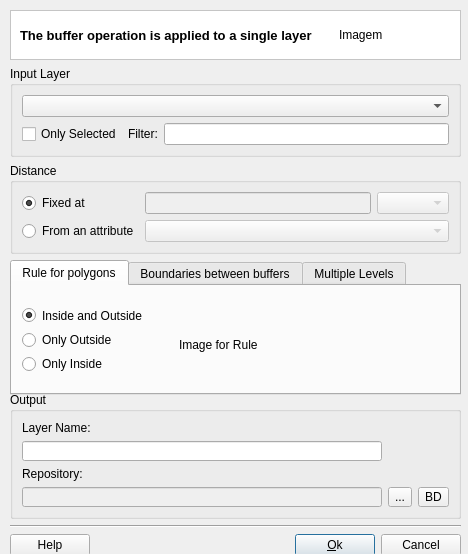
This is src/terralib/vp/qt/ui/BufferDialogForm.ui in claudiobogossian/terralib5 as Qt 5 draws it before an edit. The edited form follows.
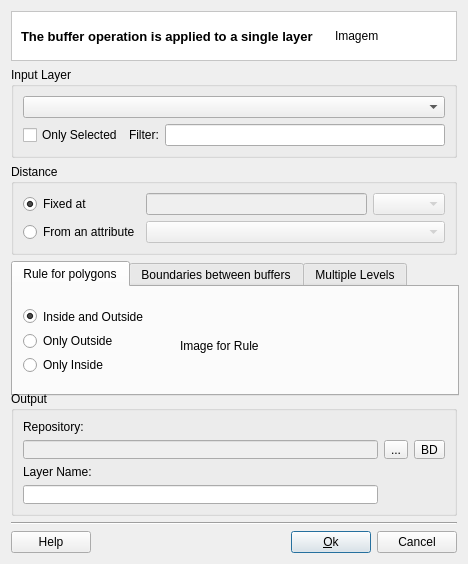
This is the edited form. Custom widgets are drawn as their Qt base class.

```diff
--- a/src/terralib/vp/qt/ui/BufferDialogForm.ui
+++ b/src/terralib/vp/qt/ui/BufferDialogForm.ui
@@ -7,21 +7,20 @@
     <x>0</x>
     <y>0</y>
     <width>468</width>
-    <height>554</height>
+    <height>564</height>
    </rect>
   </property>
+  <property name="minimumSize">
+   <size>
+    <width>468</width>
+    <height>564</height>
+   </size>
+  </property>
   <property name="windowTitle">
    <string>Buffer</string>
   </property>
-  <widget class="QWidget" name="layoutWidget">
-   <property name="geometry">
-    <rect>
-     <x>10</x>
-     <y>10</y>
-     <width>451</width>
-     <height>546</height>
-    </rect>
-   </property>
+  <layout class="QGridLayout" name="gridLayout_15">
+   <item row="0" column="0">
    <layout class="QGridLayout" name="gridLayout_12">
     <item row="0" column="0">
      <widget class="QFrame" name="frame_2">
@@ -443,40 +442,7 @@
        <string>Output</string>
       </property>
       <layout class="QGridLayout" name="gridLayout_3">
-       <item row="3" column="2">
-        <widget class="QToolButton" name="m_targetDatasourceToolButton">
-         <property name="minimumSize">
-          <size>
-           <width>0</width>
-           <height>0</height>
-          </size>
-         </property>
-         <property name="text">
-          <string>BD</string>
-         </property>
-        </widget>
-       </item>
-       <item row="3" column="1">
-        <widget class="QToolButton" name="m_targetFileToolButton">
-         <property name="minimumSize">
-          <size>
-           <width>0</width>
-           <height>0</height>
-          </size>
-         </property>
-         <property name="text">
-          <string>...</string>
-         </property>
-        </widget>
-       </item>
-       <item row="3" column="0">
-        <widget class="QLineEdit" name="m_repositoryLineEdit">
-         <property name="enabled">
-          <bool>false</bool>
-         </property>
-        </widget>
-       </item>
-       <item row="2" column="0">
+        <item row="0" column="0">
         <widget class="QLabel" name="m_repositoryLabel">
          <property name="text">
           <string>Repository:</string>
@@ -484,15 +450,48 @@
         </widget>
        </item>
        <item row="1" column="0">
-        <widget class="QLineEdit" name="m_newLayerNameLineEdit"/>
-       </item>
-       <item row="0" column="0">
+         <widget class="QLineEdit" name="m_repositoryLineEdit">
+          <property name="enabled">
+           <bool>false</bool>
+          </property>
+         </widget>
+        </item>
+        <item row="1" column="1">
+         <widget class="QToolButton" name="m_targetFileToolButton">
+          <property name="minimumSize">
+           <size>
+            <width>0</width>
+            <height>0</height>
+           </size>
+          </property>
+          <property name="text">
+           <string>...</string>
+          </property>
+         </widget>
+        </item>
+        <item row="1" column="2">
+         <widget class="QToolButton" name="m_targetDatasourceToolButton">
+          <property name="minimumSize">
+           <size>
+            <width>0</width>
+            <height>0</height>
+           </size>
+          </property>
+          <property name="text">
+           <string>BD</string>
+          </property>
+         </widget>
+        </item>
+        <item row="2" column="0">
         <widget class="QLabel" name="m_layerNameLabel">
          <property name="text">
           <string>Layer Name:</string>
          </property>
         </widget>
        </item>
+        <item row="3" column="0">
+         <widget class="QLineEdit" name="m_newLayerNameLineEdit"/>
+        </item>
       </layout>
      </widget>
     </item>
@@ -546,7 +545,8 @@
      </layout>
     </item>
    </layout>
-  </widget>
+   </item>
+  </layout>
  </widget>
  <customwidgets>
   <customwidget>
```
Lines whose indentation alone changed are shown as unchanged.
